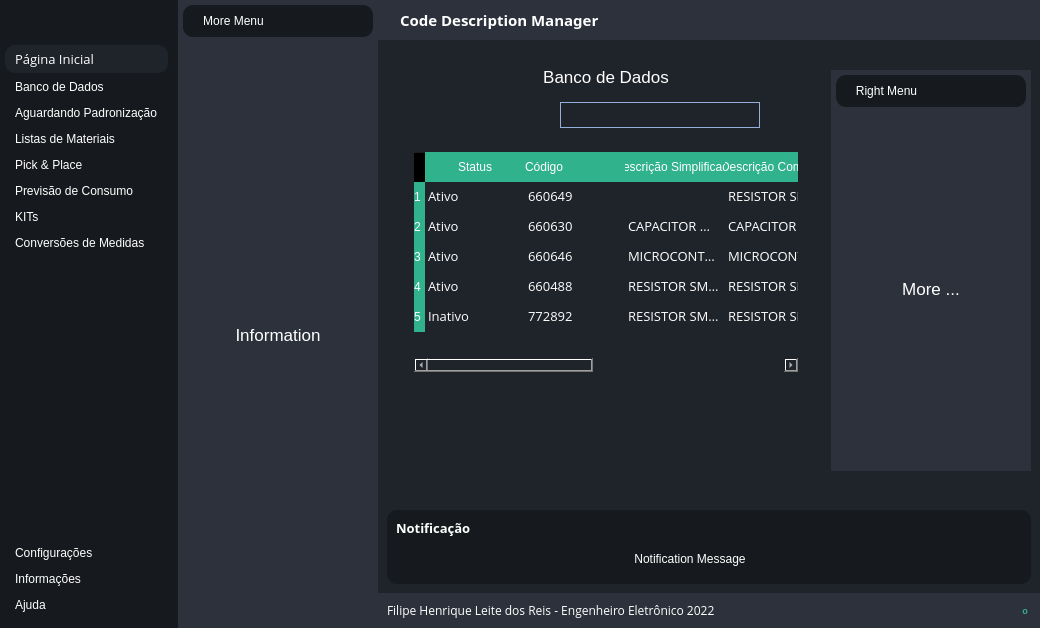
Before: the Qt Designer form interface_22_modern_tutorial.ui in filipehlreis/code-description-manager, drawn with Qt 5.
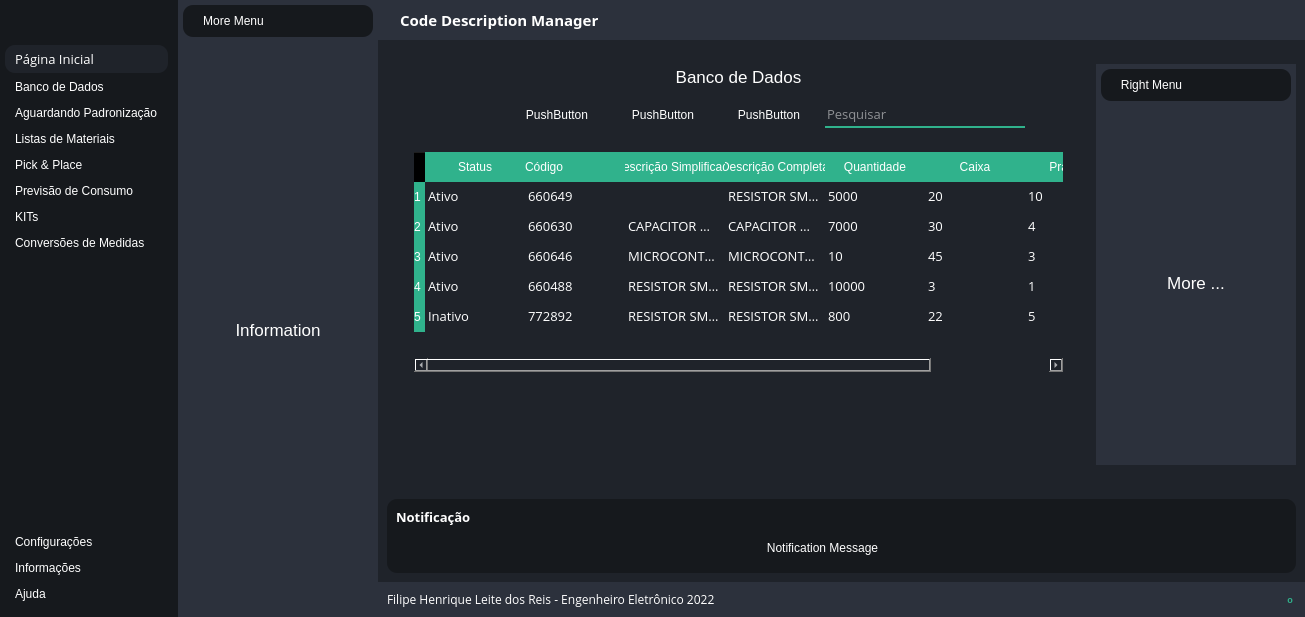
After: the same form once the commit is applied. Icons and pictures are not drawn. Custom widgets are drawn as their Qt base class.

Commit message:
Estilizacao do campo de pesquisar
Alterado o estilo do campo de pesquisar na tabela de banco de dados.

Diff of the .ui file:
```diff
--- a/interface_22_modern_tutorial.ui
+++ b/interface_22_modern_tutorial.ui
@@ -6,8 +6,8 @@
    <rect>
     <x>0</x>
     <y>0</y>
-    <width>1040</width>
-    <height>628</height>
+    <width>1305</width>
+    <height>617</height>
    </rect>
   </property>
   <property name="windowTitle">
@@ -1101,7 +1101,7 @@
                  <item alignment="Qt::AlignRight|Qt::AlignTop">
                   <widget class="QFrame" name="frame_13">
                    <property name="sizePolicy">
-                    <sizepolicy hsizetype="Preferred" vsizetype="Minimum">
+                    <sizepolicy hsizetype="Preferred" vsizetype="MinimumExpanding">
                      <horstretch>0</horstretch>
                      <verstretch>0</verstretch>
                     </sizepolicy>
@@ -1113,7 +1113,64 @@
                     <enum>QFrame::Raised</enum>
                    </property>
                    <layout class="QHBoxLayout" name="horizontalLayout_15">
-                    <item alignment="Qt::AlignRight|Qt::AlignTop">
+                    <item>
+                     <widget class="QPushButton" name="pushButton_4">
+                      <property name="sizePolicy">
+                       <sizepolicy hsizetype="Minimum" vsizetype="MinimumExpanding">
+                        <horstretch>0</horstretch>
+                        <verstretch>0</verstretch>
+                       </sizepolicy>
+                      </property>
+                      <property name="minimumSize">
+                       <size>
+                        <width>100</width>
+                        <height>0</height>
+                       </size>
+                      </property>
+                      <property name="text">
+                       <string>PushButton</string>
+                      </property>
+                     </widget>
+                    </item>
+                    <item>
+                     <widget class="QPushButton" name="pushButton_5">
+                      <property name="sizePolicy">
+                       <sizepolicy hsizetype="Minimum" vsizetype="MinimumExpanding">
+                        <horstretch>0</horstretch>
+                        <verstretch>0</verstretch>
+                       </sizepolicy>
+                      </property>
+                      <property name="minimumSize">
+                       <size>
+                        <width>100</width>
+                        <height>0</height>
+                       </size>
+                      </property>
+                      <property name="text">
+                       <string>PushButton</string>
+                      </property>
+                     </widget>
+                    </item>
+                    <item>
+                     <widget class="QPushButton" name="pushButton_6">
+                      <property name="sizePolicy">
+                       <sizepolicy hsizetype="Minimum" vsizetype="MinimumExpanding">
+                        <horstretch>0</horstretch>
+                        <verstretch>0</verstretch>
+                       </sizepolicy>
+                      </property>
+                      <property name="minimumSize">
+                       <size>
+                        <width>100</width>
+                        <height>0</height>
+                       </size>
+                      </property>
+                      <property name="text">
+                       <string>PushButton</string>
+                      </property>
+                     </widget>
+                    </item>
+                    <item>
                      <widget class="QLineEdit" name="database_search">
                       <property name="minimumSize">
                        <size>
@@ -1130,12 +1187,21 @@
                       <property name="styleSheet">
                        <string notr="true">
 QLineEdit {
-	border: 1px solid #94B0DA;
+	border-bottom: 2px solid #30B28C;
 }</string>
                       </property>
+                      <property name="placeholderText">
+                       <string>Pesquisar</string>
+                      </property>
+                      <property name="cursorMoveStyle">
+                       <enum>Qt::LogicalMoveStyle</enum>
+                      </property>
+                      <property name="clearButtonEnabled">
+                       <bool>false</bool>
+                      </property>
                      </widget>
                     </item>
-                    <item alignment="Qt::AlignRight|Qt::AlignVCenter">
+                    <item>
                      <widget class="QPushButton" name="pushButton">
                       <property name="text">
                        <string/>
```
The commit also changes 2 other files.
